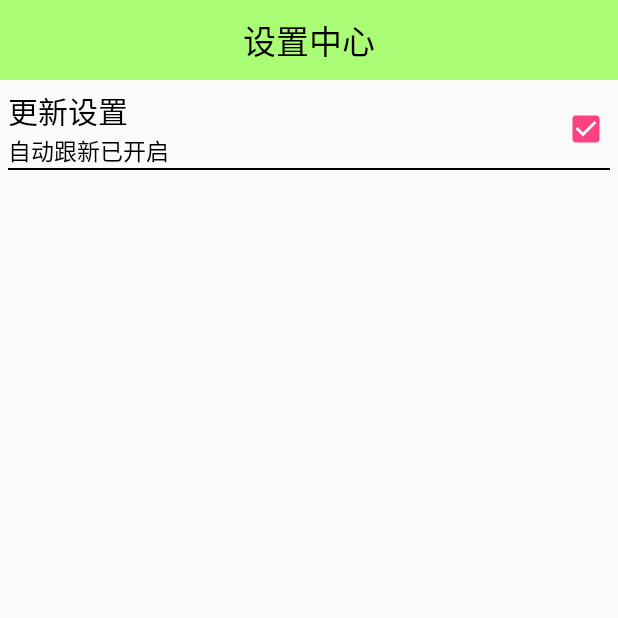
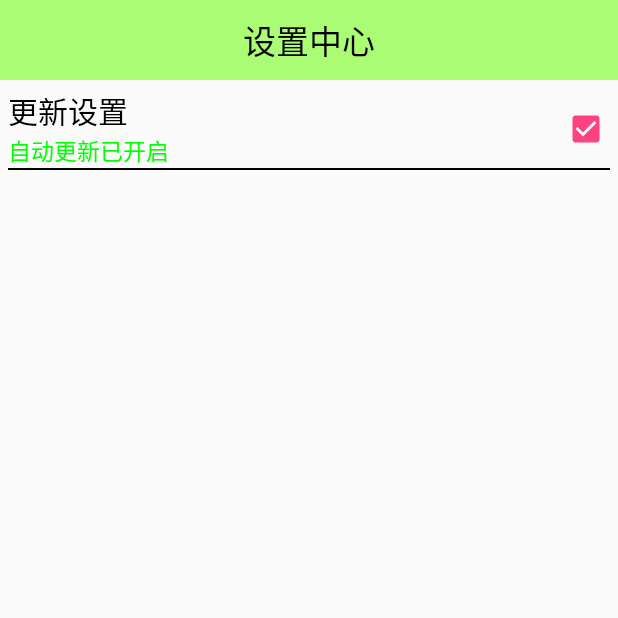
Before and after one commit to henryneu/mobilesafer, an Android app: the SettingsActivity screen opened directly, with no data from a screen before it, after a tap on "更新设置", on a phone screen of 412 x 824 dp, the top half of it. Run offline under Robolectric (Android 15) with nearby library versions, the phone set to English and light mode, and no system bars.

Commit message:
设置中心相关代码逻辑

```diff
--- a/app/src/main/java/neu/edu/cn/mobilesafer/activity/SettingsActivity.java
+++ b/app/src/main/java/neu/edu/cn/mobilesafer/activity/SettingsActivity.java
@@ -6,10 +6,11 @@ import android.view.View;
 
 import neu.edu.cn.mobilesafer.R;
 import neu.edu.cn.mobilesafer.ui.SettingsItem;
+import neu.edu.cn.mobilesafer.util.SharePreferenceUtil;
 
 public class SettingsActivity extends AppCompatActivity {
 
-    private SettingsItem mSettingsItem;
+    private SettingsItem mSettingsItemUpdate;
 
     @Override
     protected void onCreate(Bundle savedInstanceState) {
@@ -23,12 +24,21 @@ public class SettingsActivity extends AppCompatActivity {
      * 初始化视图
      */
     private void initView() {
-        mSettingsItem = (SettingsItem) findViewById(R.id.settings_item_update);
-        mSettingsItem.setOnClickListener(new View.OnClickListener() {
+        mSettingsItemUpdate = (SettingsItem) findViewById(R.id.settings_item_update);
+        mSettingsItemUpdate.setCheck(SharePreferenceUtil.getBooleanFromSharePreference(SettingsActivity.this, "autoupdate", false));
+        mSettingsItemUpdate.setOnClickListener(new View.OnClickListener() {
             @Override
             public void onClick(View v) {
-                boolean isCheck = mSettingsItem.IsCheck();
-                mSettingsItem.setCheck(!isCheck);
+                boolean isCheck = mSettingsItemUpdate.IsCheck();
+                if (isCheck) {
+                    // 如果已经被选中，点击后则为取消，状态设置为false，并将相应的状态值存入SharedPreferences中
+                    mSettingsItemUpdate.setCheck(false);
+                    SharePreferenceUtil.putBooleanInSharePreference(SettingsActivity.this, "autoupdate", false);
+                } else {
+                    // 如果为被选中，点击后则为选中，状态设置为true，并将相应的状态值存入SharedPreferences中
+                    mSettingsItemUpdate.setCheck(true);
+                    SharePreferenceUtil.putBooleanInSharePreference(SettingsActivity.this, "autoupdate", true);
+                }
             }
         });
     }
--- a/app/src/main/java/neu/edu/cn/mobilesafer/ui/SettingsItem.java
+++ b/app/src/main/java/neu/edu/cn/mobilesafer/ui/SettingsItem.java
@@ -1,6 +1,7 @@
 package neu.edu.cn.mobilesafer.ui;
 
 import android.content.Context;
+import android.graphics.Color;
 import android.util.AttributeSet;
 import android.view.View;
 import android.widget.CheckBox;
@@ -52,10 +53,12 @@ public class SettingsItem extends RelativeLayout {
         mCheckBox.setChecked(isCheck);
         if (isCheck) {
             // 开启
-            mTextDes.setText("自动跟新已开启");
+            mTextDes.setTextColor(Color.GREEN);
+            mTextDes.setText("自动更新已开启");
         } else {
             // 关闭
-            mTextDes.setText("自动跟新已关闭");
+            mTextDes.setTextColor(Color.RED);
+            mTextDes.setText("自动更新已关闭");
         }
     }
 
--- /dev/null
+++ b/app/src/main/java/neu/edu/cn/mobilesafer/util/SharePreferenceUtil.java
@@ -0,0 +1,40 @@
+package neu.edu.cn.mobilesafer.util;
+
+import android.content.Context;
+import android.content.SharedPreferences;
+
+/**
+ * Created by neuHenry on 2017/8/16.
+ */
+
+public class SharePreferenceUtil {
+
+    private static SharedPreferences mSharedPreferences;
+
+    /**
+     * 将所要存储的数据的键值对存储到SharedPreferences中
+     * @param context 上下文环境
+     * @param key     所要存储数据的键值
+     * @param value   所要存储的数据值
+     */
+    public static void putBooleanInSharePreference(Context context, String key, boolean value) {
+        if (mSharedPreferences == null) {
+            mSharedPreferences = context.getSharedPreferences("config", Context.MODE_PRIVATE);
+        }
+        mSharedPreferences.edit().putBoolean(key, value).commit();
+    }
+
+    /**
+     * 从SharedPreferences中读取指定键值的数据值
+     * @param context  上下文环境
+     * @param key      所要读取数据的键值
+     * @param defValue 如果读取不到指定的值，使用默认值
+     * @return 返回读取到的boolean值
+     */
+    public static boolean getBooleanFromSharePreference(Context context, String key, boolean defValue) {
+        if (mSharedPreferences == null) {
+            mSharedPreferences = context.getSharedPreferences("config", Context.MODE_PRIVATE);
+        }
+        return mSharedPreferences.getBoolean(key, defValue);
+    }
+}
```
Also changed, not shown: app/src/main/java/neu/edu/cn/mobilesafer/activity/SplashActivity.java (+9 -1 lines).
